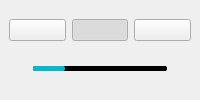
This is forms/ui/menufooter.ui in demlabs-cellframe/dap-ui-sdk as Qt 5 draws it before an edit. The edited form follows.
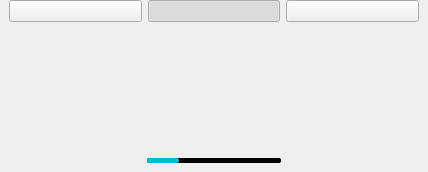
This is the edited form. Custom widgets are drawn as their Qt base class.

Commit message: fixed footer size

```diff
--- a/forms/ui/menufooter.ui
+++ b/forms/ui/menufooter.ui
@@ -2,6 +2,14 @@
 <ui version="4.0">
  <class>MenuFooter</class>
  <widget class="QWidget" name="MenuFooter">
+  <property name="geometry">
+   <rect>
+    <x>0</x>
+    <y>0</y>
+    <width>428</width>
+    <height>172</height>
+   </rect>
+  </property>
   <property name="windowTitle">
    <string>Form</string>
   </property>
@@ -67,6 +75,19 @@
         </item>
        </layout>
       </item>
+      <item>
+       <spacer name="verticalSpacer">
+        <property name="orientation">
+         <enum>Qt::Vertical</enum>
+        </property>
+        <property name="sizeHint" stdset="0">
+         <size>
+          <width>20</width>
+          <height>40</height>
+         </size>
+        </property>
+       </spacer>
+      </item>
       <item>
        <layout class="QHBoxLayout" name="horizontalLayout_2">
         <item>
```
The commit also changes 2 other files.
